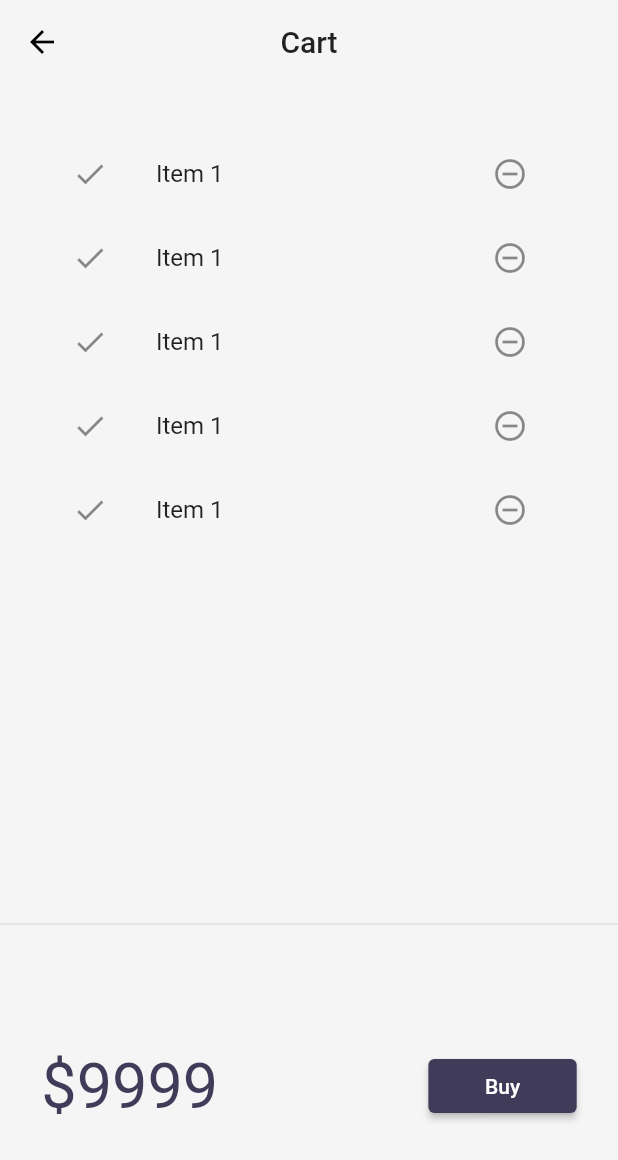
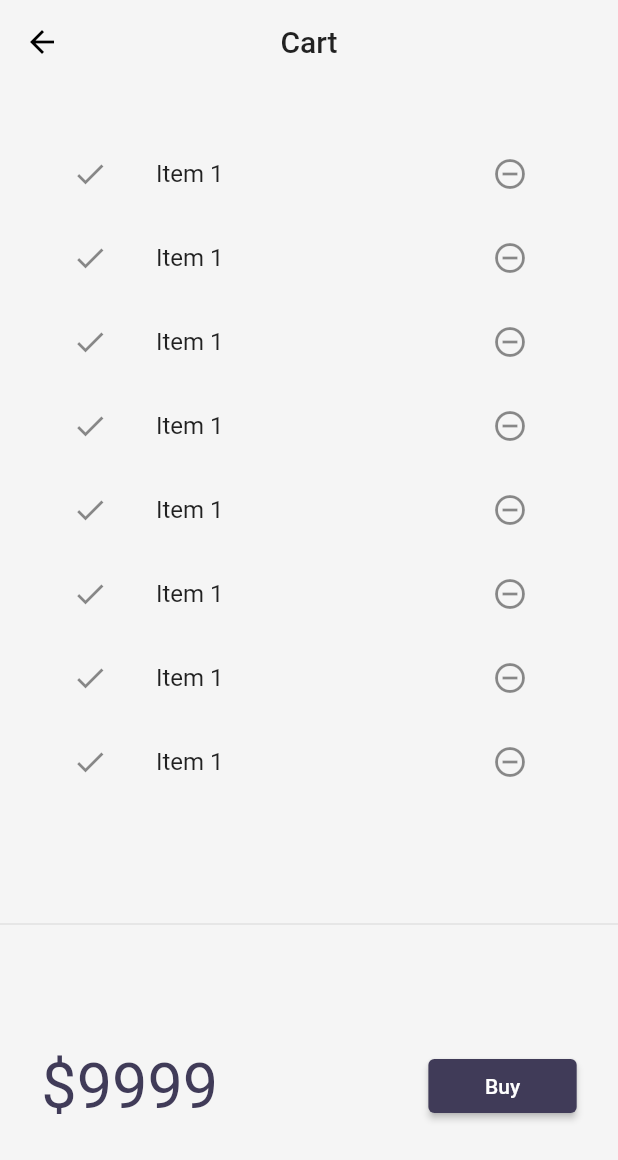
Before and after one commit to NISHANT-2312/CATALOG, a Flutter app: the screen it shows after launch, after a tap on an icon or button, on a phone screen of 412 x 824 dp. Shown: the top 1160 px of the screen. Run offline on Flutter 3.47's test engine with Material 2 defaults, Android fonts, the phone set to English and light mode, and no system bars; our stand-ins replace velocity_x; network calls fail; statements that could not run were skipped.

Commit message:
Day-21 completed

```diff
--- /dev/null
+++ b/lib/models/cart.dart
@@ -0,0 +1,35 @@
+// ignore_for_file: unnecessary_null_comparison
+
+import 'package:flutter_catalog/models/catalog.dart';
+
+class CartModel {
+  late CatalogModel _catalog;
+
+  // collectionof IDs - store IDs of each item
+  final List<int> _itemIds = [];
+
+  // Get Catalog
+  CatalogModel get catalog => _catalog;
+
+  set catalog(CatalogModel newCatalog) {
+    assert(newCatalog != null);
+    _catalog = newCatalog;
+  }
+
+// Get Item in the cart
+  List<Item> get items => _itemIds.map((id) => _catalog.getById(id)).toList();
+
+  // Get total price
+  num get totalprice =>
+      items.fold(0, (total, current) => total + current.price);
+
+  // Add item
+  void add(Item item) {
+    _itemIds.add(item.id);
+  }
+
+  //Remove Item
+  void remove(Item item) {
+    _itemIds.remove(item.id);
+  }
+}
--- a/lib/models/catalog.dart
+++ b/lib/models/catalog.dart
@@ -6,11 +6,11 @@ class CatalogModel {
   static List<Item> items = [];
 
   // get item by ID
-  static Item getById(int id) =>
+  Item getById(int id) =>
       items.firstWhere((element) => element.id == id, orElse: null);
 
   // get item by position
-  static Item getByPosition(int pos) => items[pos];
+  Item getByPosition(int pos) => items[pos];
 }
 
 class Item {
--- a/lib/pages/cart_page.dart
+++ b/lib/pages/cart_page.dart
@@ -1,5 +1,4 @@
 // ignore_for_file: deprecated_member_use
-
 import 'package:flutter/material.dart';
 import 'package:velocity_x/velocity_x.dart';
 
@@ -36,7 +35,11 @@ class _CartTotal extends StatelessWidget {
           "\$9999".text.xl5.color(context.theme.accentColor).make(),
           30.widthBox,
           ElevatedButton(
-            onPressed: () {},
+            onPressed: () {
+              ScaffoldMessenger.of(context).showSnackBar(SnackBar(
+                content: "Buying not supported yet.".text.make(),
+              ));
+            },
             style: ButtonStyle(
                 backgroundColor:
                     MaterialStateProperty.all(context.theme.buttonColor)),
@@ -57,7 +60,7 @@ class __CartListState extends State<_CartList> {
   @override
   Widget build(BuildContext context) {
     return ListView.builder(
-        itemCount: 5,
+        itemCount: 8,
         itemBuilder: (context, index) => ListTile(
               leading: const Icon(Icons.done),
               trailing: IconButton(
--- a/lib/pages/login_page.dart
+++ b/lib/pages/login_page.dart
@@ -111,9 +111,10 @@ class _LoginPageState extends State<LoginPage> {
                                       style: TextStyle(
                                         color: Colors.white,
                                         fontWeight: FontWeight.bold,
-                                        fontSize: 20),
+                                        fontSize: 20,
                                       ),
                                     ),
+                              Scafflod),
                         ),
                       ),
                     ],
--- a/lib/widgets/home_widgets/catalog_list_Itemt.dart
+++ b/lib/widgets/home_widgets/catalog_list_Itemt.dart
@@ -16,7 +16,7 @@ class CatalogList extends StatelessWidget {
       shrinkWrap: true,
       itemCount: CatalogModel.items.length,
       itemBuilder: (context, index) {
-        final catalog = CatalogModel.getByPosition(index);
+        final catalog = CatalogModel.items[index];
         return InkWell(
             onTap: () => Navigator.push(
                   context,
```
Lines whose indentation alone changed are shown as unchanged.
